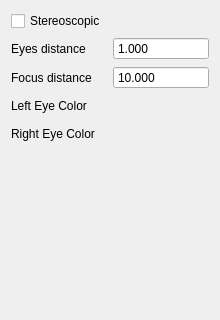
VenMolom/GeometricModeling, file Controls/scenecontrols.ui: the form before one commit; both pictures show x 0 to 220 and y 0 to 320 of the 220 by 798 pixel window.
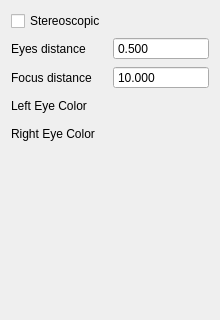
The form after the commit.

What changed in the file:
```diff
--- a/Controls/scenecontrols.ui
+++ b/Controls/scenecontrols.ui
@@ -82,7 +82,7 @@
       <enum>QAbstractSpinBox::AdaptiveDecimalStepType</enum>
      </property>
      <property name="value">
-      <double>1.000000000000000</double>
+      <double>0.500000000000000</double>
      </property>
     </widget>
    </item>
```
